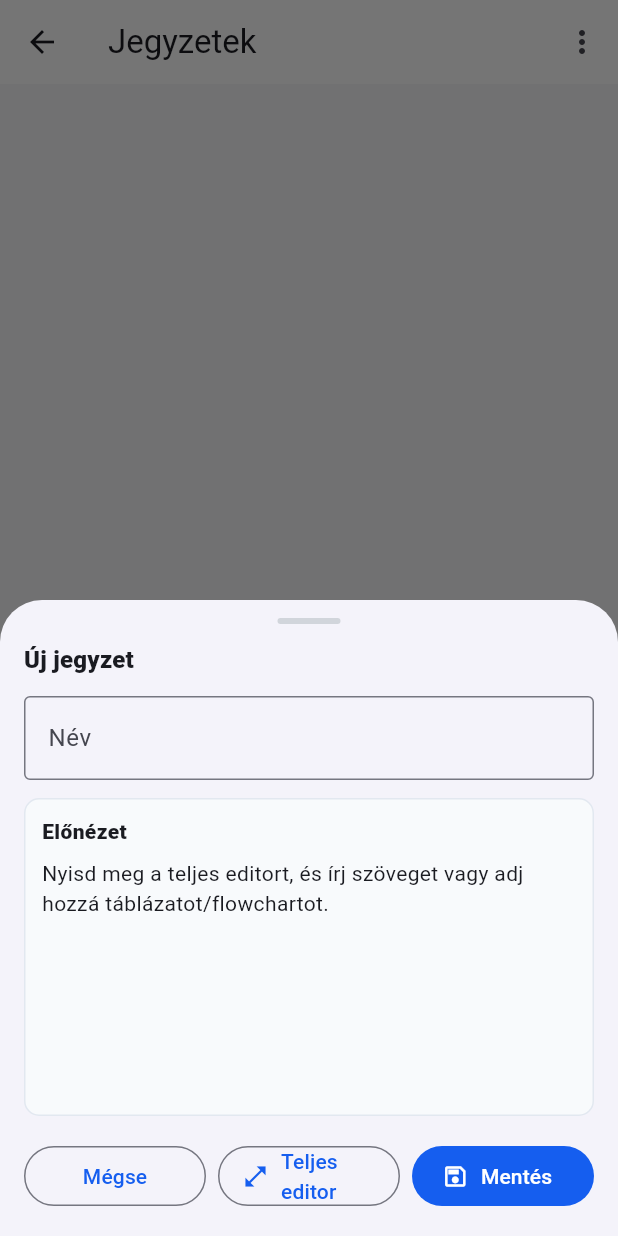
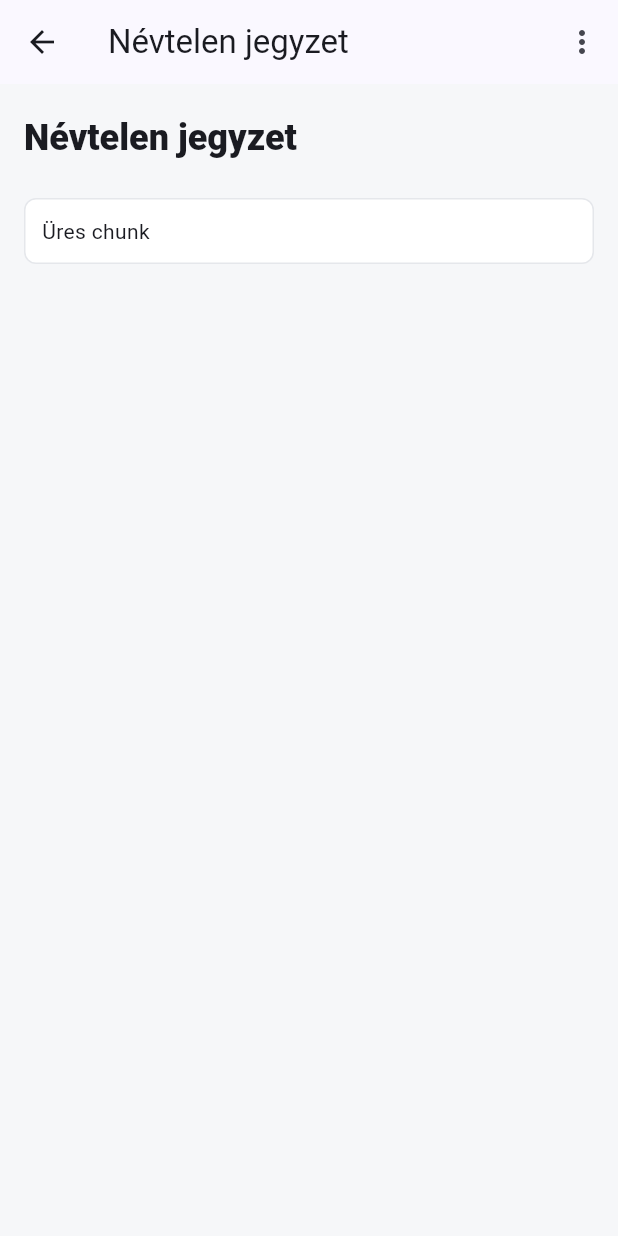
Before and after one commit to elizerpist/djinn, a Flutter app: the NotesScreen screen opened directly with empty values, after a tap on the "note add" icon, on a phone screen of 412 x 824 dp. Run offline on Flutter 3.47's test engine with Material 3 defaults, Android fonts, the phone set to English and light mode, and no system bars; our stand-ins replace file_picker, flutter_secure_storage, flutter_tts, objectbox, permission_handler, share_plus and 1 more; missing offline and left inert: google_mlkit_text_recognition, pdfrx, record, whisper_ggml; accounts and stored records are empty; generated files the repository leaves out were written again.

Commit message:
feat: open notes in full screen editor

```diff
--- /dev/null
+++ b/lib/src/notes/ui/note_editor_route.dart
@@ -0,0 +1,132 @@
+import 'package:flutter/material.dart';
+
+import '../data/note_repository.dart';
+import '../models/note_document.dart';
+import '../models/note_item.dart';
+
+class NoteEditorRoute extends StatefulWidget {
+  const NoteEditorRoute({
+    super.key,
+    required this.repository,
+    required this.initialNote,
+  });
+
+  final NoteRepository repository;
+  final NoteItem initialNote;
+
+  @override
+  State<NoteEditorRoute> createState() => _NoteEditorRouteState();
+}
+
+class _NoteEditorRouteState extends State<NoteEditorRoute> {
+  late NoteItem _note;
+  late NoteDocument _document;
+  late final TextEditingController _titleController;
+  bool _persisting = false;
+
+  @override
+  void initState() {
+    super.initState();
+    _note = widget.initialNote;
+    _document = _note.document;
+    _titleController = TextEditingController(text: _note.title);
+  }
+
+  @override
+  void dispose() {
+    _titleController.dispose();
+    super.dispose();
+  }
+
+  Future<void> _persist() async {
+    if (_persisting) {
+      return;
+    }
+    _persisting = true;
+    try {
+      final updated = await widget.repository.updateNoteDocument(
+        _note.id,
+        title: _normalizedTitle,
+        document: _document,
+      );
+      if (!mounted) {
+        return;
+      }
+      setState(() => _note = updated);
+    } finally {
+      _persisting = false;
+    }
+  }
+
+  String get _normalizedTitle {
+    final trimmed = _titleController.text.trim();
+    return trimmed.isEmpty ? 'Névtelen jegyzet' : trimmed;
+  }
+
+  @override
+  Widget build(BuildContext context) {
+    return Scaffold(
+      key: const ValueKey('note-editor-route'),
+      appBar: AppBar(
+        title: Text(_note.title.trim().isEmpty ? 'Jegyzet' : _note.title),
+        actions: [
+          PopupMenuButton<String>(
+            key: const ValueKey('note-editor-menu'),
+            tooltip: 'Jegyzet menü',
+            itemBuilder: (context) => const [
+              PopupMenuItem(value: 'index', child: Text('Indexelés / újraindexelés')),
+              PopupMenuItem(value: 'chunks', child: Text('Chunkok megtekintése')),
+              PopupMenuItem(value: 'delete', child: Text('Törlés')),
+            ],
+          ),
+        ],
+      ),
+      body: ListView(
+        physics: const BouncingScrollPhysics(parent: AlwaysScrollableScrollPhysics()),
+        padding: const EdgeInsets.fromLTRB(16, 12, 16, 96),
+        children: [
+          TextField(
+            key: const ValueKey('note-editor-title-field'),
+            controller: _titleController,
+            style: Theme.of(context).textTheme.headlineSmall?.copyWith(
+                  fontWeight: FontWeight.w800,
+                ),
+            decoration: const InputDecoration(
+              hintText: 'Írható inline cím',
+              border: InputBorder.none,
+            ),
+            onChanged: (_) => _persist(),
+          ),
+          const SizedBox(height: 16),
+          for (final block in _document.blocks)
+            Padding(
+              padding: const EdgeInsets.only(bottom: 8),
+              child: _TemporaryBlockPreview(block: block),
+            ),
+        ],
+      ),
+    );
+  }
+}
+
+class _TemporaryBlockPreview extends StatelessWidget {
+  const _TemporaryBlockPreview({required this.block});
+
+  final NoteBlock block;
+
+  @override
+  Widget build(BuildContext context) {
+    final text = block.plainText.trim();
+    return DecoratedBox(
+      decoration: BoxDecoration(
+        color: Colors.white,
+        borderRadius: BorderRadius.circular(8),
+        border: Border.all(color: const Color(0xFFE5E7EB)),
+      ),
+      child: Padding(
+        padding: const EdgeInsets.all(12),
+        child: Text(text.isEmpty ? 'Üres chunk' : text),
+      ),
+    );
+  }
+}
--- a/lib/src/notes/ui/notes_screen.dart
+++ b/lib/src/notes/ui/notes_screen.dart
@@ -4,9 +4,10 @@ import '../../shared/chunks/chunk_validation_card.dart';
 import '../../shared/ui/draggable_bottom_card.dart';
 import '../data/note_chunk_builder.dart';
 import '../data/note_repository.dart';
+import '../models/note_document.dart';
 import '../models/note_folder.dart';
 import '../models/note_item.dart';
-import 'note_creation_sheet.dart';
+import 'note_editor_route.dart';
 
 enum _NoteSortMode { newestFirst, oldestFirst, titleAsc, titleDesc }
 
@@ -133,21 +134,34 @@ class _NotesScreenState extends State<NotesScreen> {
     );
   }
 
-  Future<void> _openCreateSheet({NoteItem? note}) async {
-    final saved = await showModalBottomSheet<bool>(
-      context: context,
-      isScrollControlled: true,
-      showDragHandle: false,
-      builder: (context) => NoteCreationSheet(
-        repository: widget.repository,
-        folders: _folders,
-        activeFolderId: _activeFolderId,
-        initialNote: note,
+  Future<void> _openEditor({NoteItem? note}) async {
+    final target = note ??
+        await widget.repository.createDocumentNote(
+          title: 'Névtelen jegyzet',
+          document: NoteDocument.empty(),
+          folderId: _activeFolderId,
+        );
+    if (!mounted) {
+      return;
+    }
+    await Navigator.of(context).push<void>(
+      PageRouteBuilder(
+        pageBuilder: (_, animation, __) => NoteEditorRoute(
+          repository: widget.repository,
+          initialNote: target,
+        ),
+        transitionsBuilder: (_, animation, __, child) {
+          return SlideTransition(
+            position: Tween<Offset>(
+              begin: const Offset(1, 0),
+              end: Offset.zero,
+            ).animate(animation),
+            child: child,
+          );
+        },
       ),
     );
-    if (saved == true) {
-      await _load();
-    }
+    await _load();
   }
 
   void _setSort(_NoteSortMode mode) {
@@ -225,7 +239,7 @@ class _NotesScreenState extends State<NotesScreen> {
       floatingActionButton: FloatingActionButton(
         key: const ValueKey('notes-create-fab'),
         tooltip: 'Új jegyzet',
-        onPressed: () => _openCreateSheet(),
+        onPressed: () => _openEditor(),
         child: const Icon(Icons.note_add_outlined),
       ),
     );
@@ -247,7 +261,7 @@ class _NotesScreenState extends State<NotesScreen> {
       separatorBuilder: (_, _) => const SizedBox(height: 8),
       itemBuilder: (context, index) => _NoteBox(
         note: _notes[index],
-        onOpen: () => _openCreateSheet(note: _notes[index]),
+        onOpen: () => _openEditor(note: _notes[index]),
         onValidate: () => _openValidationCard(_notes[index]),
       ),
     );
```
Also changed, not shown: 2 other files.
